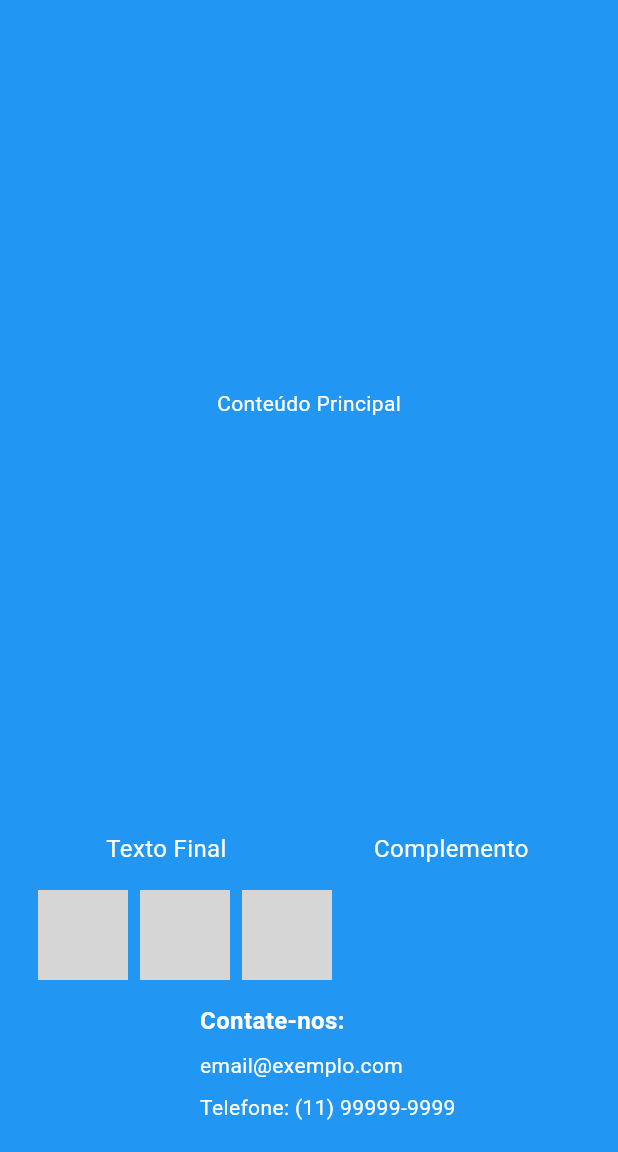
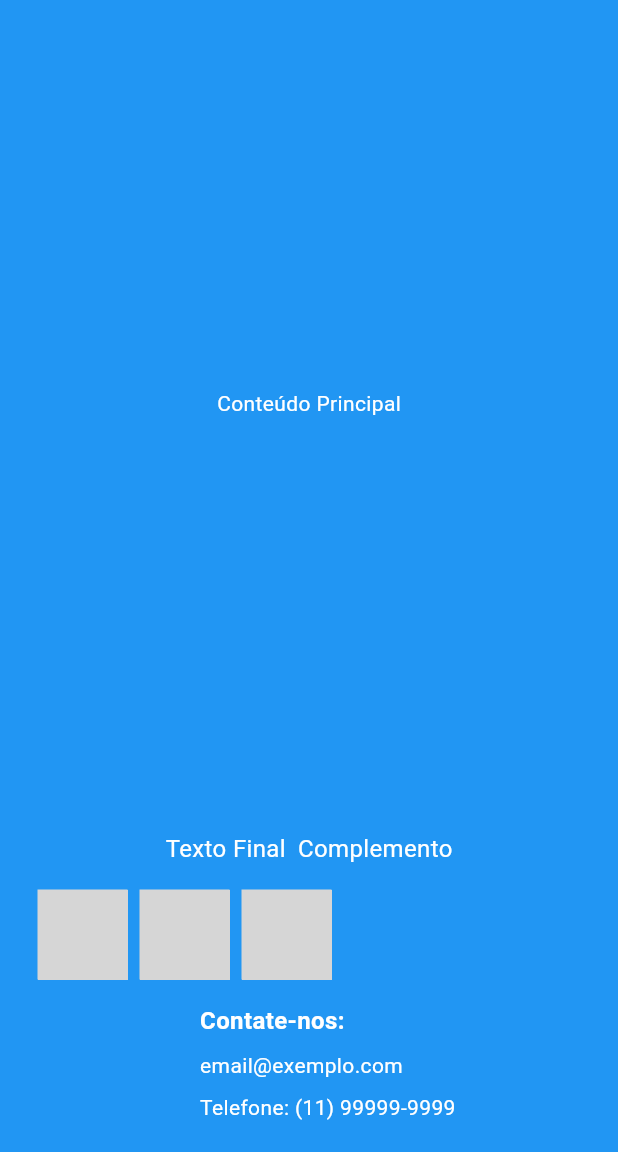
Before and after one commit to lucax011/mar_dart, a Flutter app: the screen it shows after launch, on a phone screen of 412 x 824 dp, the part 84-1236 px from its top. Run offline on Flutter 3.47's test engine with Material 3 defaults, Android fonts, the phone set to English and light mode, and no system bars; our stand-ins replace flutter_svg; grey boxes are pictures that could not be loaded.

Commit message:
Subindo alterações para migrar para outra IDE

```diff
--- a/lib/main.dart
+++ b/lib/main.dart
@@ -1,4 +1,5 @@
 import 'package:flutter/material.dart';
+import 'package:flutter_svg/flutter_svg.dart';
 
 void main() {
   runApp(MyApp());
@@ -16,7 +17,10 @@ class MyApp extends StatelessWidget {
         appBar: MyAppBar(),
         body: Column(
           children: [
-            Expanded(child: Center(child: Text('Conteúdo Principal', style: TextStyle(color: Colors.white)))),
+            Expanded(
+                child: Center(
+                    child: Text('Conteúdo Principal',
+                        style: TextStyle(color: Colors.white)))),
             TextFinal(),
             SocialMediaRow(),
             ContactInfo(),
@@ -34,7 +38,7 @@ class MyAppBar extends StatelessWidget implements PreferredSizeWidget {
     return AppBar(
       title: Text('Meu App', style: TextStyle(color: Colors.orange)),
       backgroundColor: Colors.blue,
-      leading: Image.asset('assets/logo.png'),
+      leading: SvgPicture.asset('assets/icons/logo.svg'),
     );
   }
 
@@ -47,23 +51,24 @@ class TextFinal extends StatelessWidget {
   Widget build(BuildContext context) {
     return Padding(
       padding: const EdgeInsets.all(16.0),
+      child: SingleChildScrollView(
+        scrollDirection: Axis.horizontal,
         child: Row(
           children: [
-          Expanded(
-            child: Text(
+            // Aqui podemos garantir que cada widget tenha restrições adequadas
+            Text(
               'Texto Final',
               textAlign: TextAlign.center,
               style: TextStyle(color: Colors.white, fontSize: 16.0),
             ),
-          ),
-          Expanded(
-            child: Text(
+            SizedBox(width: 8), // Adicione espaçamento
+            Text(
               'Complemento',
               textAlign: TextAlign.center,
               style: TextStyle(color: Colors.white, fontSize: 16.0),
             ),
+          ],
         ),
-        ],
       ),
     );
   }
@@ -75,11 +80,14 @@ class SocialMediaRow extends StatelessWidget {
     return Row(
       children: [
         SizedBox(width: 25),
-        Image.asset('assets/facebook_icon.png', width: 60, height: 60),
+        SvgPicture.asset('assets/icons/facebook_icon.svg',
+            width: 60, height: 60),
         SizedBox(width: 8),
-        Image.asset('assets/twitter_icon.png', width: 60, height: 60),
+        SvgPicture.asset('assets/icons/twitter_icon.svg',
+            width: 60, height: 60),
         SizedBox(width: 8),
-        Image.asset('assets/instagram_icon.png', width: 60, height: 60),
+        SvgPicture.asset('assets/icons/instagram_icon.svg',
+            width: 60, height: 60),
       ],
     );
   }
@@ -90,20 +98,26 @@ class ContactInfo extends StatelessWidget {
   Widget build(BuildContext context) {
     return Padding(
         padding: const EdgeInsets.only(left: 25.0, top: 16.0),
+        child: SingleChildScrollView(
           child: Column(
             crossAxisAlignment: CrossAxisAlignment.start,
             children: [
               Text(
                 'Contate-nos:',
-            style: TextStyle(color: Colors.white, fontSize: 16.0, fontWeight: FontWeight.bold),
+                style: TextStyle(
+                    color: Colors.white,
+                    fontSize: 16.0,
+                    fontWeight: FontWeight.bold),
               ),
               SizedBox(height: 8),
-          Text('email@exemplo.com', style: TextStyle(color: Colors.white, fontSize: 14.0)),
+              Text('email@exemplo.com',
+                  style: TextStyle(color: Colors.white, fontSize: 14.0)),
               SizedBox(height: 8),
-          Text('Telefone: (11) 99999-9999', style: TextStyle(color: Colors.white, fontSize: 14.0)),
+              Text('Telefone: (11) 99999-9999',
+                  style: TextStyle(color: Colors.white, fontSize: 14.0)),
               SizedBox(height: 20),
             ],
           ),
-    );
+        ));
   }
 }
```
Also changed, not shown: lib/login_screen.dart (+8 -2 lines), lib/register_screen.dart (+8 -2 lines), lib/widgets.dart (deleted, +0 -82 lines), pubspec.yaml (+5 -5 lines), lib/assets/icons/facebook_icon.svg (renamed from lib/assets/facebook_icon.svg), lib/assets/icons/instagram_icon.svg (renamed from lib/assets/instagram_icon.svg), lib/assets/icons/logo.svg (renamed from lib/assets/logo_MAR-removebg-preview 2.svg), lib/assets/icons/twitter_icon.svg (renamed from lib/assets/twitter_icon.svg), pubspec.lock. Lines whose indentation alone changed are shown as unchanged.
